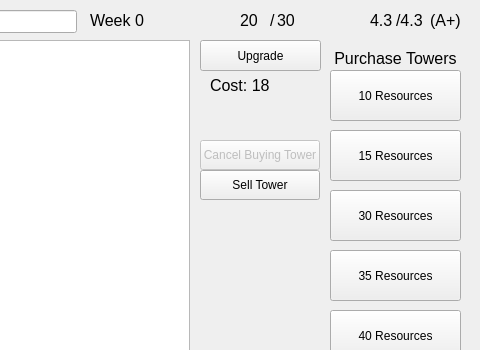
This is src/main/mainwindow.ui in chanjeff2/GroupProject as Qt 5 draws it before an edit; both pictures show x 320 to 800 and y 0 to 350 of the 800 by 600 pixel window. The edited form follows.
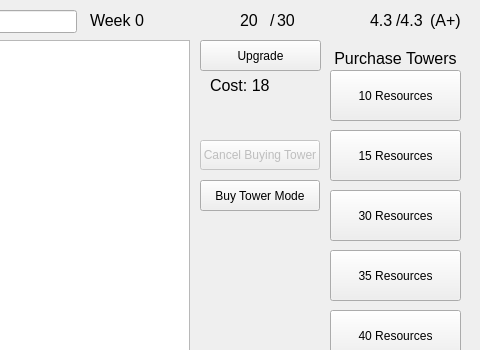
This is the edited form. Icons and pictures are not drawn.

Commit message: 2nd Part of UI update

The edit to the form file:
```diff
--- a/src/main/mainwindow.ui
+++ b/src/main/mainwindow.ui
@@ -582,9 +582,9 @@
     <property name="geometry">
      <rect>
       <x>520</x>
-      <y>170</y>
+      <y>180</y>
       <width>120</width>
-      <height>30</height>
+      <height>31</height>
      </rect>
     </property>
     <property name="font">
@@ -593,7 +593,7 @@
      </font>
     </property>
     <property name="text">
-     <string>Sell Tower</string>
+     <string>Buy Tower Mode</string>
     </property>
    </widget>
   </widget>
```
Left out of the diff: 11 changed lines with no effect on the pictures. The commit also changes 2 other files.
